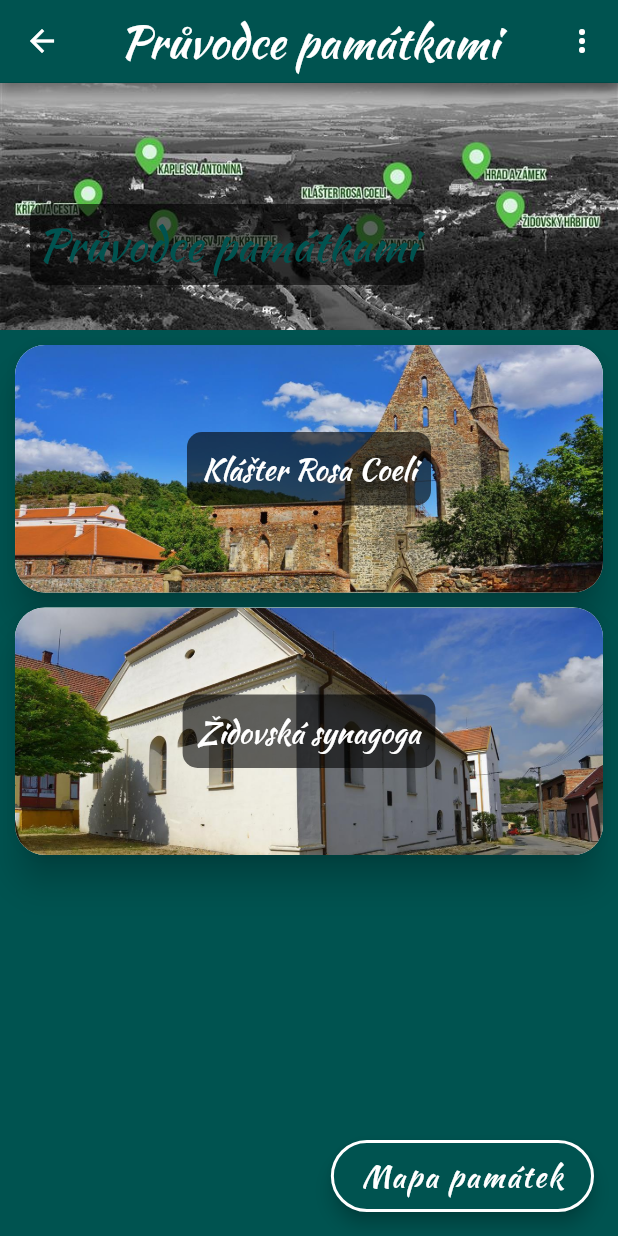
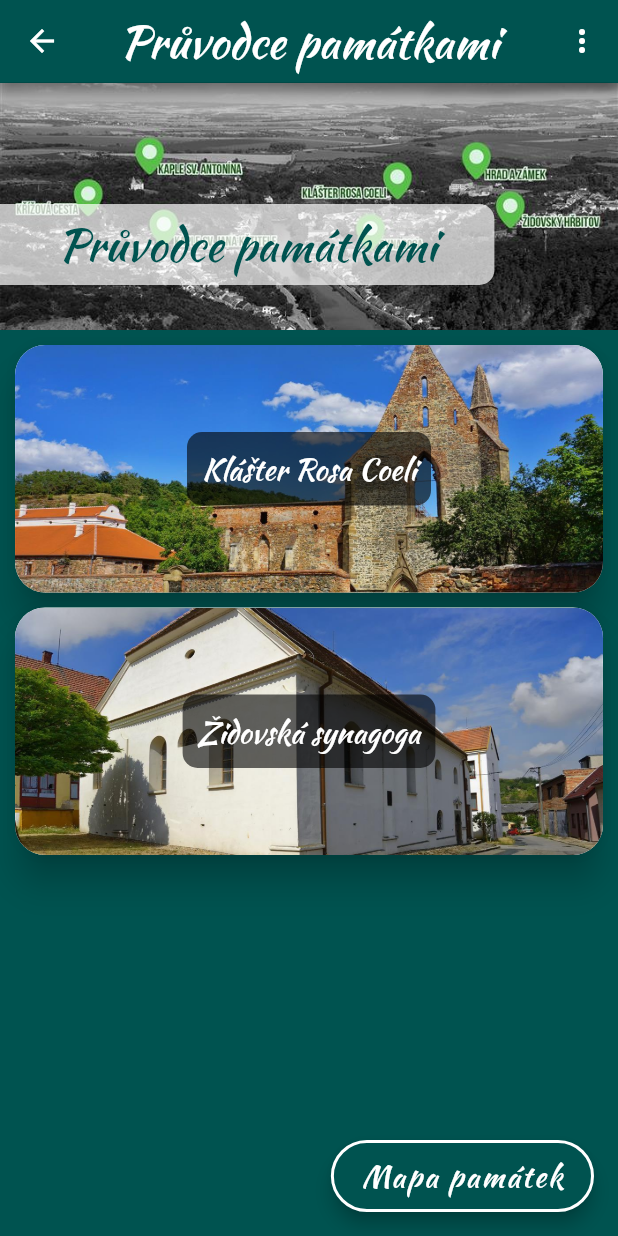
Before and after one commit to zowelu/dolni_kounice, a Flutter app: the screen it shows after launch, after a tap on "Průvodce památkami", on a phone screen of 412 x 824 dp. Run offline on Flutter 3.47's test engine with Material 2 defaults, Android fonts, the phone set to English and light mode, and no system bars; our stand-ins replace audioplayers, photo_view, splashscreen.

Commit message:
úprava pozadí textu v container_header_image_background.dart

```diff
--- a/lib/components/container_header_image_background.dart
+++ b/lib/components/container_header_image_background.dart
@@ -17,9 +17,7 @@ class ContainerHeaderImageBackground extends StatelessWidget {
         Container(
           width: double.infinity,
           height: 165,
-          padding: EdgeInsets.all(20.0),
           margin: EdgeInsets.only(bottom: kDefaultMargin),
-          alignment: Alignment.bottomLeft,
           decoration: BoxDecoration(
             image: DecorationImage(
               image: AssetImage(assetImage),
@@ -31,6 +29,7 @@ class ContainerHeaderImageBackground extends StatelessWidget {
             crossAxisAlignment: CrossAxisAlignment.start,
             children: [
               Container(
+                width: MediaQuery.of(context).size.width/5*4,
                 child: Text(
                   textHeader,
                   textAlign: TextAlign.center,
@@ -42,11 +41,11 @@ class ContainerHeaderImageBackground extends StatelessWidget {
                   ),
                 ),
                 decoration: BoxDecoration(
-                  color: kDefaultTextBackgroundTransparent,
-                  borderRadius: BorderRadius.circular(10.0),
+                  color: Color(0xB3FFFFFF),
+                  borderRadius: BorderRadius.only(topRight: Radius.circular(10.0), bottomRight: Radius.circular(10.0)),
                 ),
-                padding: EdgeInsets.all(5.0),
-                margin: EdgeInsets.only(bottom: kDefaultMargin),
+                padding: EdgeInsets.only(top: 5.0, bottom: 5.0, left: 10.0, right: 10.0 ),
+                margin: EdgeInsets.only(bottom: kDefaultMarginLarger),
               ),
             ],
           ),
```
